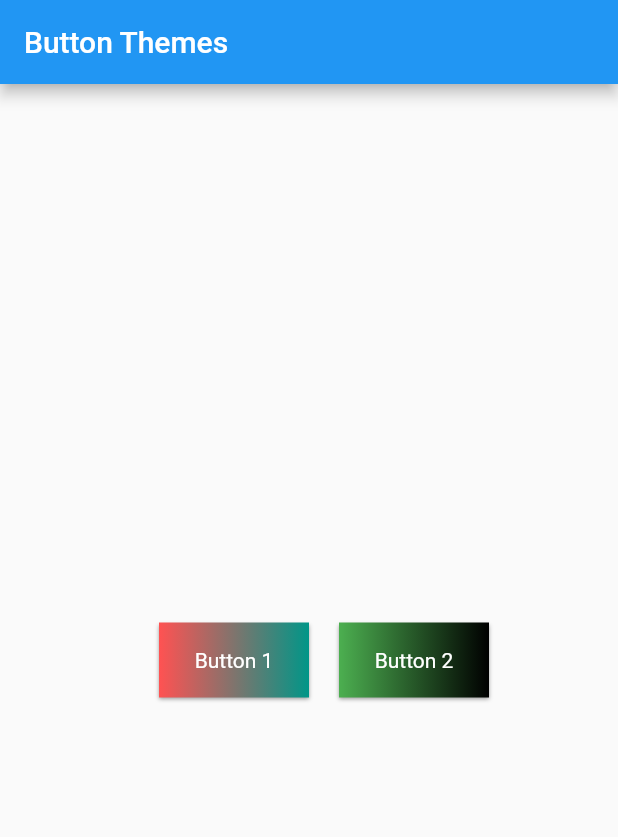
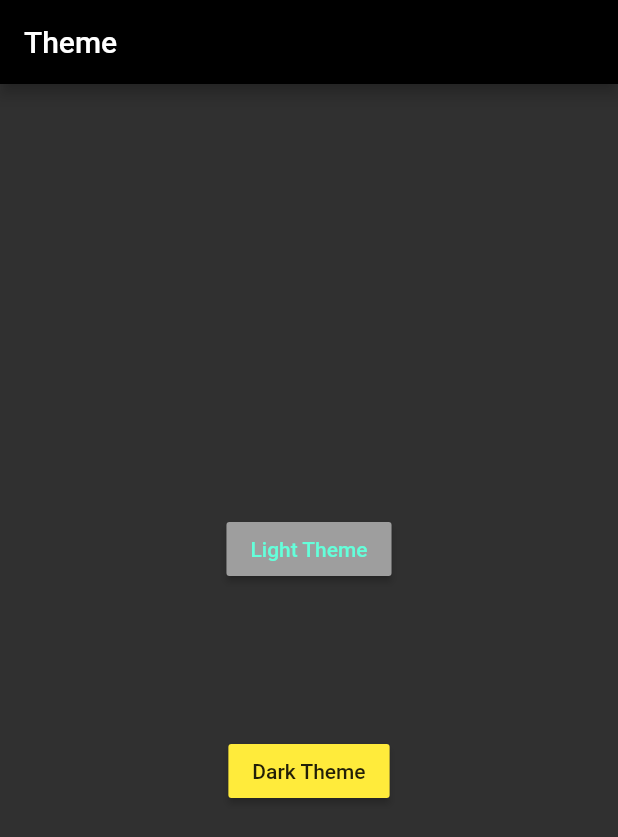
Before and after one commit to qasim-mm/themes, a Flutter app: the screen it shows after launch, on a phone screen of 412 x 824 dp. Shown: the top 837 px of the screen. Run offline on Flutter 3.47's test engine with Material 2 defaults, Android fonts, the phone set to English and light mode, and no system bars.

Commit message:
Btton theme change

```diff
--- a/lib/home_page.dart
+++ /dev/null
@@ -1,46 +0,0 @@
-import 'theme_bloc.dart';
-import 'package:flutter/material.dart';
-class HomePage extends StatelessWidget{
-
-  final bool isDarkEnabled;
-  final ThemeBloc themeBloc;
-
-  HomePage(this.isDarkEnabled,this.themeBloc);
-
-   @override
-  Widget build(BuildContext context) {
-    return Scaffold(
-      appBar: AppBar(
-        title: Text('Theme Demo'),
-        centerTitle: true,
-      ),
-
-      body: ListView.builder(
-        itemCount: 30,
-        itemBuilder: (BuildContext context,index){
-          return ListTile(
-            title: Text('MM Employee ${index+1}'),
-            leading: Image.network('https://robohash.org/user$index}'),
-            trailing: Icon(Icons.edit),
-
-          );
-        }
-      ),
-      drawer: Drawer(
-       child: ListView(
-         children: <Widget>[
-          ListTile(
-            title: Text('Dark Theme'),
-            trailing: Switch(
-              value: isDarkEnabled,
-              onChanged: themeBloc.changeTheme,
-
-            ),
-          ),
-         ],
-       )
-      ),
-
-    );
-  }
-}
--- a/lib/main.dart
+++ b/lib/main.dart
@@ -1,91 +1,103 @@
+import 'package:custom_themes/theme_notifier.dart';
 import 'package:flutter/material.dart';
+import 'package:provider/provider.dart';
 
-void main(){
+final darkTheme = ThemeData(
+  buttonColor: Colors.green,
+  primarySwatch: Colors.grey,
+  primaryColor: Colors.black,
+  brightness: Brightness.dark,
+  buttonTheme: ButtonThemeData(
+  textTheme: ButtonTextTheme.accent
 
-      runApp(MyApp() ); //runApp
-}
+  ),
+ // backgroundColor: const Color(0xFF212121),
+);
+
+final lightTheme = ThemeData(
+  buttonTheme: ButtonThemeData(
+    buttonColor: Colors.redAccent,
+
+
+  ),
+  buttonColor: Colors.blue,
+  primarySwatch: Colors.grey,
+  primaryColor: Colors.white,
+  brightness: Brightness.light,
+  backgroundColor: const Color(0xFFE5E5E5),
+  accentColor: Colors.black,
+  accentIconTheme: IconThemeData(color: Colors.white),
+  dividerColor: Colors.white54,
+);
+
+void main() => runApp(
+
+      ChangeNotifierProvider<ThemeNotifier>(
+        create: (_) => ThemeNotifier(darkTheme),
+        child: MyApp(),
+      ),
+    );
 
 class MyApp extends StatelessWidget {
   @override
   Widget build(BuildContext context) {
+    final themeNotifier = Provider.of<ThemeNotifier>(context);
     return MaterialApp(
-             title: 'Button Theme',
-              home:Scaffold(
-                appBar: AppBar(
-                  title: Text('Button Themes'),
-                ),
-                body:Center(
-                          child:Padding(
-                            child: Row(
-                          mainAxisAlignment: MainAxisAlignment.center,
-                          children: <Widget>[
-                    RaisedGradientButton(
-                             child: Text('Button 1',
-                             style: TextStyle(color: Colors.white),),
-                             gradient: LinearGradient(
-                             colors: <Color>[Colors.redAccent, Colors.teal],
-                              ),
-                            onPressed: (){
-                            print('button 1 clicked');
-  }
-),
-                  RaisedGradientButton(
-                            child: Text('Button 2',
-                            style: TextStyle(color: Colors.white),),
-                            gradient: LinearGradient(
-                            colors: <Color>[Colors.green, Colors.black],
-  ),
-                           onPressed: (){
-                           print('button 2 clicked');
-  }
-),
-],
- ), padding: EdgeInsets.all(16.0),
-                ),),
-),
- );
+      title: 'Button Themes',
+      theme: themeNotifier.getTheme(),
+      home: MyHomePage(title: "Theme",),
+    );
   }
 }
 
-
-class RaisedGradientButton extends StatelessWidget {
-  final Widget child;
-  final Gradient gradient;
-  final double width;
-  final double height;
-  final Function onPressed;
-
-  const RaisedGradientButton({
-    Key key,
-    @required this.child,
-    this.gradient,
-    this.width = 100.0,
-    this.height = 50.0,
-    this.onPressed,
-
-  }) : super(key: key);
+class MyHomePage extends StatelessWidget {
+  final String title;
+  const MyHomePage({Key key, this.title}) : super(key: key);
 
   @override
   Widget build(BuildContext context) {
-    return Container(
-      width: width,
-      height: 50.0,
-      margin: EdgeInsets.only(left:20.0),
-      decoration: BoxDecoration(gradient: gradient, boxShadow: [
-        BoxShadow(
-          color: Colors.grey[500],
-          offset: Offset(0.0, 1.5),
-          blurRadius: 1.5,
+    return Scaffold(
+      appBar: AppBar(title: Text(title),),
+      body: Center(
+        child: Column(
+          mainAxisAlignment: MainAxisAlignment.center,
+          children: <Widget>[
+            RaisedButton(
+              child: Text("Light Theme"),
+              onPressed: (){
+              Provider.of<ThemeNotifier>(context,listen: false).setTheme(lightTheme);
+            },),
+            SizedBox(height: 100),
+
+            Theme(
+              data: ThemeData(buttonColor: Colors.yellow),
+              child:RaisedButton(
+              child: Text("Dark Theme"),
+              onPressed: (){
+              Provider.of<ThemeNotifier>(context,listen: false).setTheme(darkTheme);
+            },) ,)
+          ],
         ),
-      ]),
-      child: Material(
-        color: Colors.transparent,
-        child: InkWell(
-            onTap: onPressed,
-            child: Center(
-              child: child,
-            )),
-      ),
-    );
+      )
+      ,
+      );
   }
 }
+
+// class Button extends StatelessWidget {
+//   final ButtonThemeData buttonThemeData;
+//   final String text;
+//   final Function onPressed;
+//   const Button({Key key,@required this.buttonThemeData,@required this.text,@required this.onPressed}) : super(key: key);
+
+//   @override
+//   Widget build(BuildContext context) {
+//     return Theme(
+//       data: ThemeData(
+//         buttonTheme: buttonThemeData
+//       ),
+//       child: MaterialButton(child: Text(text),
+//       onPressed: onPressed,),
+//     );
+//   }
+// }
--- /dev/null
+++ b/lib/theme_notifier.dart
@@ -0,0 +1,14 @@
+import 'package:flutter/material.dart';
+
+class ThemeNotifier with ChangeNotifier {
+  ThemeData _themeData;
+
+  ThemeNotifier(this._themeData);
+
+  getTheme() => _themeData;
+
+  setTheme(ThemeData themeData) async {
+    _themeData = themeData;
+    notifyListeners();
+  }
+}
--- a/pubspec.yaml
+++ b/pubspec.yaml
@@ -23,7 +23,7 @@ dependencies:
   # The following adds the Cupertino Icons font to your application.
   # Use with the CupertinoIcons class for iOS style icons.
   cupertino_icons: ^0.1.2
-  dynamic_theme: ^1.0.0
+  provider: ^3.1.0+1
 
 
 dev_dependencies:
```
Also changed, not shown: lib/button_theme_bloc.dart (added), lib/home_screen.dart (added), lib/theme/custom_theme.dart (added), lib/theme/my_theme.dart (added), pubspec.lock.
